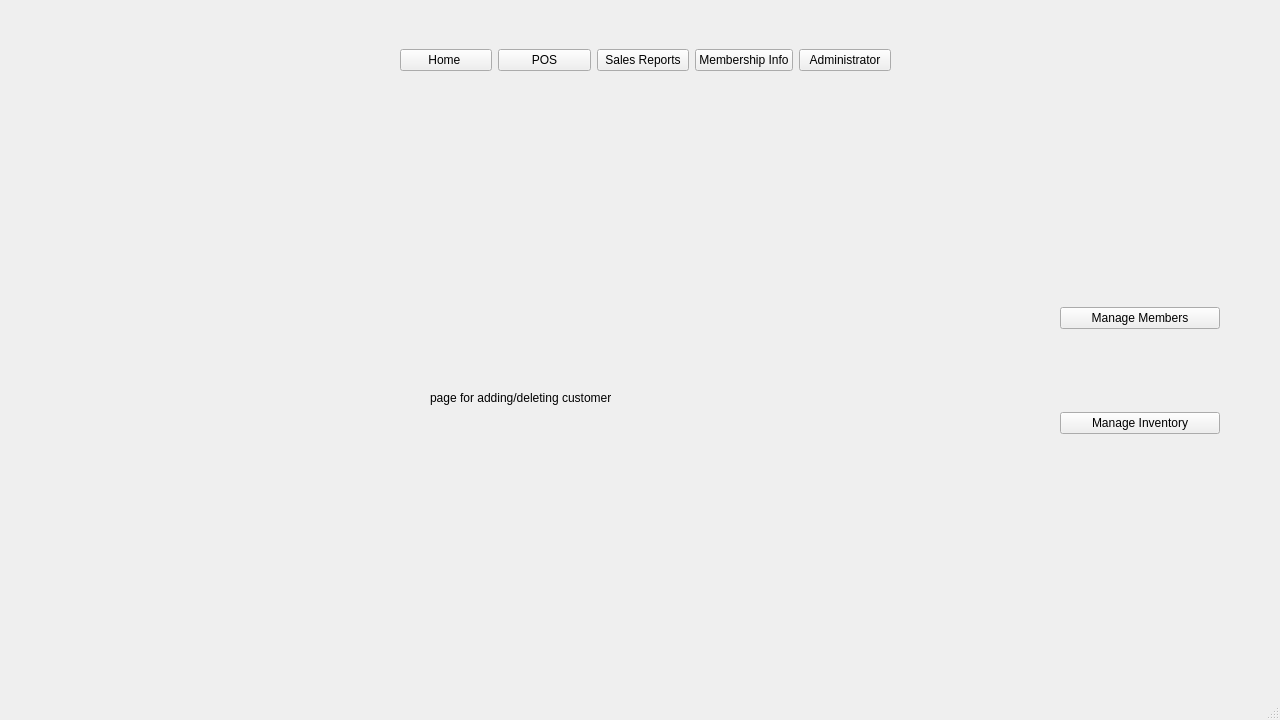
This is mainwindow.ui in Big-Dogs/Bulk-Club-Project as Qt 5 draws it before an edit. The edited form follows.
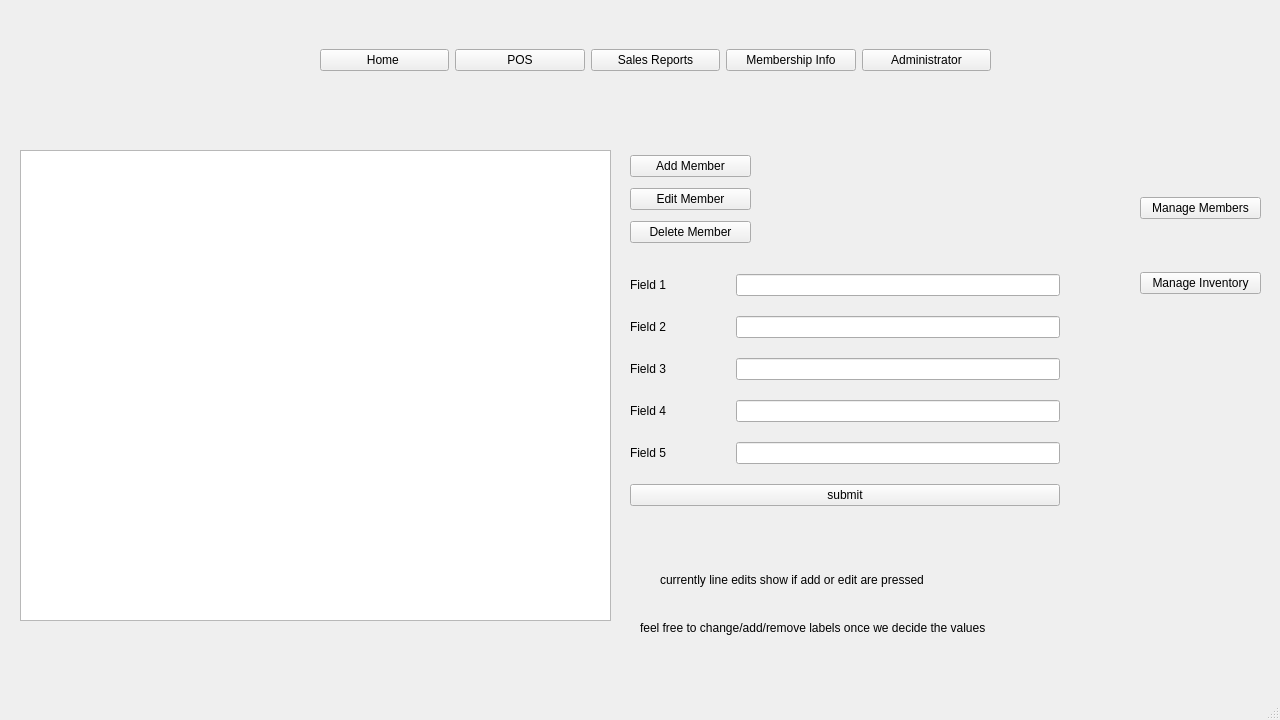
This is the edited form. The open tabs and pages were chosen to show the change.

Commit message:
Adding tables/buttons
filling in windows for layout

The edit to the form file:
```diff
--- a/mainwindow.ui
+++ b/mainwindow.ui
@@ -224,7 +224,7 @@
        <rect>
         <x>0</x>
         <y>0</y>
-        <width>1000</width>
+        <width>1100</width>
         <height>600</height>
        </rect>
       </property>
@@ -232,17 +232,142 @@
        <number>0</number>
       </property>
       <widget class="QWidget" name="page_admin_1">
-       <widget class="QLabel" name="label_admin_member">
+       <widget class="QTableView" name="tableView_admin_members">
         <property name="geometry">
          <rect>
-          <x>430</x>
-          <y>270</y>
-          <width>181</width>
+          <x>20</x>
+          <y>30</y>
+          <width>591</width>
+          <height>471</height>
+         </rect>
+        </property>
+       </widget>
+       <widget class="QWidget" name="gridLayoutWidget_5">
+        <property name="geometry">
+         <rect>
+          <x>630</x>
+          <y>30</y>
+          <width>121</width>
+          <height>98</height>
+         </rect>
+        </property>
+        <layout class="QGridLayout" name="gridLayout_admin_memberpushButtons">
+         <item row="0" column="0">
+          <widget class="QPushButton" name="pushButton_admin_addmember">
+           <property name="text">
+            <string>Add Member</string>
+           </property>
+          </widget>
+         </item>
+         <item row="1" column="0">
+          <widget class="QPushButton" name="pushButton_admin_editmember">
+           <property name="text">
+            <string>Edit Member</string>
+           </property>
+          </widget>
+         </item>
+         <item row="2" column="0">
+          <widget class="QPushButton" name="pushButton_admin_deletemember">
+           <property name="text">
+            <string>Delete Member</string>
+           </property>
+          </widget>
+         </item>
+        </layout>
+       </widget>
+       <widget class="QWidget" name="gridWidget_admin_memberdatafields" native="true">
+        <property name="geometry">
+         <rect>
+          <x>630</x>
+          <y>140</y>
+          <width>430</width>
+          <height>260</height>
+         </rect>
+        </property>
+        <layout class="QGridLayout" name="gridLayout_admin_datafields">
+         <item row="0" column="1">
+          <widget class="QLineEdit" name="lineEdit_admin_membersubmission_1"/>
+         </item>
+         <item row="1" column="1">
+          <widget class="QLineEdit" name="lineEdit_admin_membersubmission_2"/>
+         </item>
+         <item row="1" column="0">
+          <widget class="QLabel" name="label_admin_membersubmission_2">
+           <property name="text">
+            <string>Field 2</string>
+           </property>
+          </widget>
+         </item>
+         <item row="3" column="0">
+          <widget class="QLabel" name="label_admin_membersubmission_4">
+           <property name="text">
+            <string>Field 4</string>
+           </property>
+          </widget>
+         </item>
+         <item row="4" column="1">
+          <widget class="QLineEdit" name="lineEdit_admin_membersubmission_5"/>
+         </item>
+         <item row="2" column="0">
+          <widget class="QLabel" name="label_admin_membersubmission_3">
+           <property name="text">
+            <string>Field 3</string>
+           </property>
+          </widget>
+         </item>
+         <item row="5" column="0" colspan="2">
+          <widget class="QPushButton" name="pushButton_admin_membersubmission">
+           <property name="text">
+            <string>submit</string>
+           </property>
+          </widget>
+         </item>
+         <item row="0" column="0">
+          <widget class="QLabel" name="label_admin_membersubmission_1">
+           <property name="text">
+            <string>Field 1                   </string>
+           </property>
+          </widget>
+         </item>
+         <item row="2" column="1">
+          <widget class="QLineEdit" name="lineEdit_admin_membersubmission_3"/>
+         </item>
+         <item row="3" column="1">
+          <widget class="QLineEdit" name="lineEdit_admin_membersubmission_4"/>
+         </item>
+         <item row="4" column="0">
+          <widget class="QLabel" name="label_admin_membersubmission_5">
+           <property name="text">
+            <string>Field 5</string>
+           </property>
+          </widget>
+         </item>
+        </layout>
+       </widget>
+       <widget class="QLabel" name="label_comment">
+        <property name="geometry">
+         <rect>
+          <x>660</x>
+          <y>450</y>
+          <width>341</width>
+          <height>20</height>
+         </rect>
+        </property>
+        <property name="text">
+         <string>currently line edits show if add or edit are pressed</string>
+        </property>
+       </widget>
+       <widget class="QLabel" name="label_comment_2">
+        <property name="geometry">
+         <rect>
+          <x>640</x>
+          <y>500</y>
+          <width>381</width>
           <height>16</height>
          </rect>
         </property>
         <property name="text">
-         <string>page for adding/deleting customers</string>
+         <string>feel free to change/add/remove labels once we decide the values</string>
         </property>
        </widget>
       </widget>
@@ -265,10 +390,10 @@
      <widget class="QWidget" name="gridLayoutWidget_2">
       <property name="geometry">
        <rect>
-        <x>1060</x>
-        <y>110</y>
-        <width>160</width>
-        <height>281</height>
+        <x>1140</x>
+        <y>30</y>
+        <width>121</width>
+        <height>191</height>
        </rect>
       </property>
       <layout class="QGridLayout" name="gridLayout_admin">
@@ -293,9 +418,9 @@
    <widget class="QWidget" name="gridLayoutWidget_3">
     <property name="geometry">
      <rect>
-      <x>400</x>
+      <x>320</x>
       <y>20</y>
-      <width>491</width>
+      <width>671</width>
       <height>80</height>
      </rect>
     </property>
```
Left out of the diff: 332 changed lines with no effect on the pictures. The commit also changes 5 other files.
